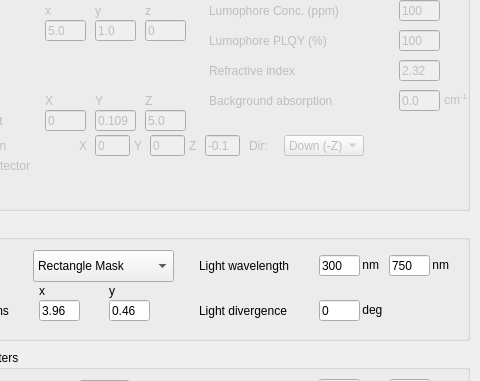
ZZ2k-IC/pvtrace-master, file GUI/form.ui: the form before one commit; both pictures show x 121 to 601 and y 420 to 801 of the 601 by 1100 pixel window.
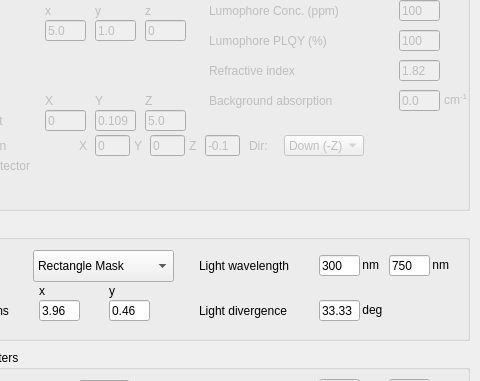
The form after the commit.

```diff
--- a/GUI/form.ui
+++ b/GUI/form.ui
@@ -1234,7 +1234,7 @@
       </rect>
      </property>
      <property name="text">
-      <string>2.32</string>
+      <string>1.82</string>
      </property>
     </widget>
         
@@ -1586,7 +1586,7 @@
      </rect>
     </property>
     <property name="text">
-     <string>0</string>
+     <string>33.33</string>
     </property>
    </widget>
    <widget class="QLabel" name="label_30">
```
